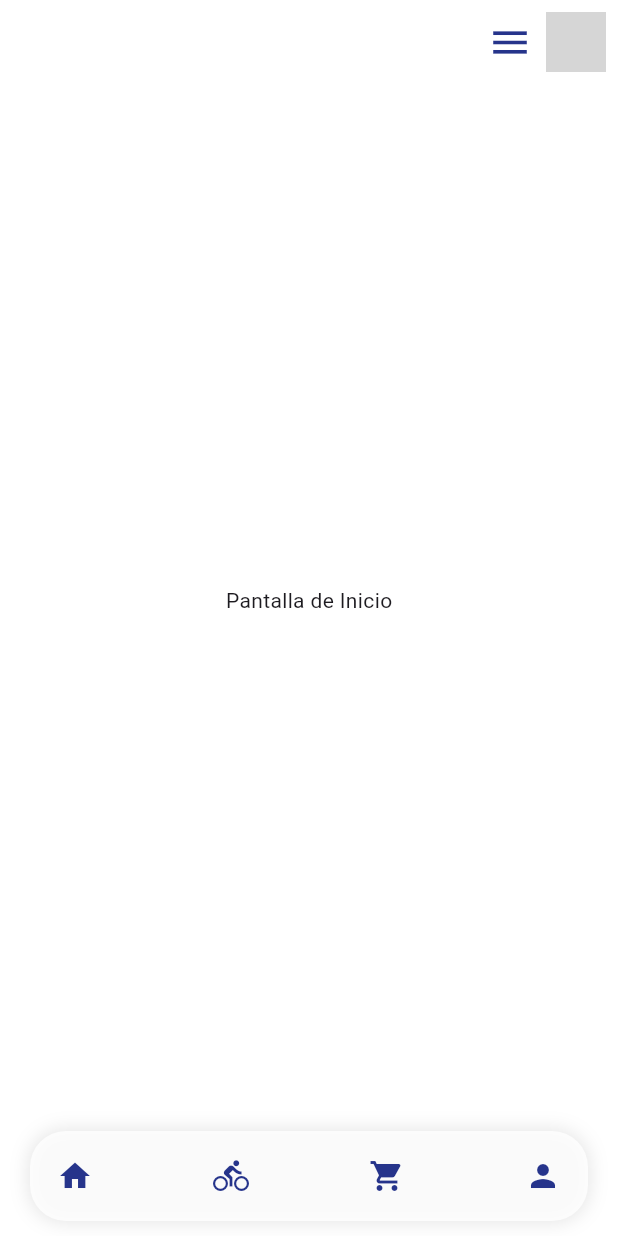
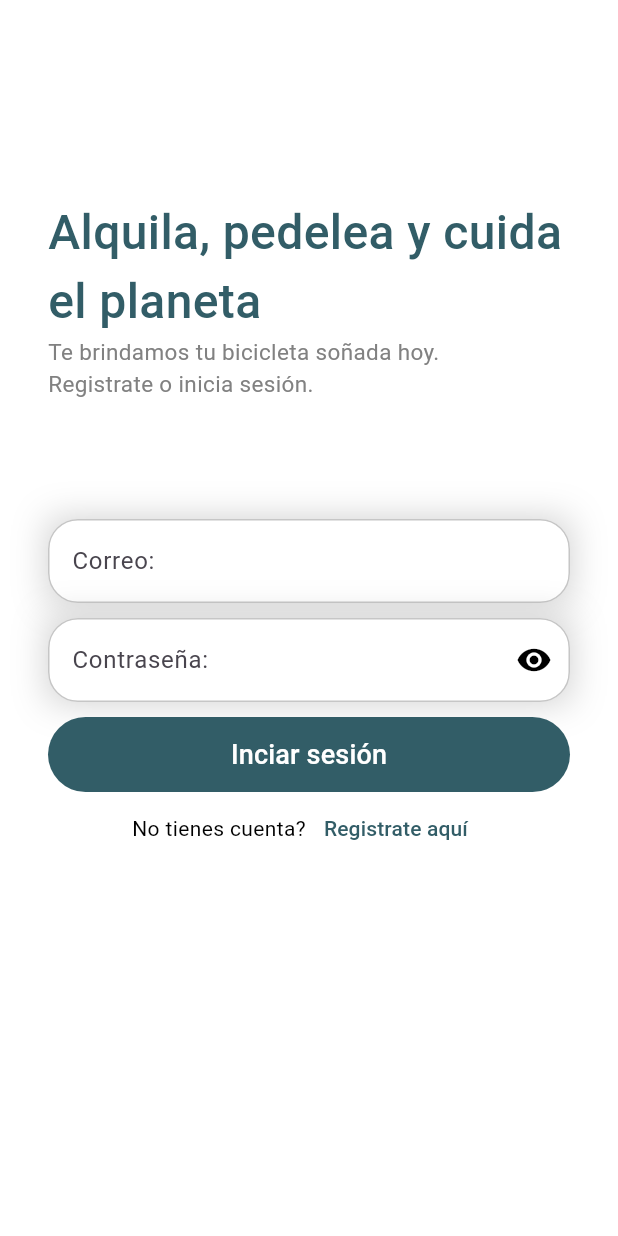
Before and after one commit to BICIGO-2024-02/ecobici-mobile, a Flutter app: the screen it shows after launch, on a phone screen of 412 x 824 dp. Run offline on Flutter 3.47's test engine with Material 3 defaults, Android fonts, the phone set to English and light mode, and no system bars; grey boxes are pictures that could not be loaded.

Commit message:
Create signin screen

```diff
--- a/lib/main.dart
+++ b/lib/main.dart
@@ -1,3 +1,4 @@
+import 'package:ecobicimobileapp/screens/signin_screen.dart';
 import 'package:flutter/material.dart';
 import 'package:ecobicimobileapp/screens/screens.dart';
 
@@ -11,10 +12,11 @@
     return MaterialApp(
       debugShowCheckedModeBanner: false,
       title: 'Flutter Demo',
-      home: HomeScreen(),
+      home: SigninScreen(),
       routes: {
         'home':       (BuildContext context) => HomeScreen(),
-
+        'register':   (BuildContext context) => RegisterScreen(),
+        'signin':     (BuildContext context) => SigninScreen(),
       },
       theme: ThemeData(
         scaffoldBackgroundColor: Colors.white,
--- a/lib/screens/screens.dart
+++ b/lib/screens/screens.dart
@@ -1,2 +1,4 @@
 export 'package:ecobicimobileapp/screens/home_screen.dart';
 export 'package:ecobicimobileapp/screens/bicycle_search_screen.dart';
+export 'package:ecobicimobileapp/screens/register_screen.dart';
+export 'package:ecobicimobileapp/screens/signin_screen.dart';
--- /dev/null
+++ b/lib/screens/signin_screen.dart
@@ -0,0 +1,145 @@
+import 'package:flutter/material.dart';
+
+class SigninScreen extends StatefulWidget {
+  const SigninScreen({super.key});
+
+  @override
+  State<SigninScreen> createState() => _SigninScreenState();
+}
+
+class _SigninScreenState extends State<SigninScreen> {
+  bool _obscureTextPassword = true;
+
+  void _togglePasswordVisibility() {
+    setState(() {
+      _obscureTextPassword = !_obscureTextPassword;
+    });
+  }
+
+  @override
+  Widget build(BuildContext context) {
+    return Scaffold(
+        body: SingleChildScrollView(
+          padding: const EdgeInsets.all(32.0),
+          child: Column(
+            crossAxisAlignment: CrossAxisAlignment.start,
+            children: [
+              SizedBox(height: 100,),
+              const Text("Alquila, pedelea y cuida el planeta", style: TextStyle(
+                  fontSize: 32,
+                  fontWeight: FontWeight.w500,
+                  color: Color(0xFF325D67)),),
+              const Text("Te brindamos tu bicicleta soñada hoy. \nRegistrate o inicia sesión.", style: TextStyle(
+                  fontSize: 15,
+                  color: Color(0xFF818181)),
+              ),
+              SizedBox(height: 80,),
+              Column(
+                children: [
+                  Container(
+                    decoration: BoxDecoration(
+                      boxShadow: [
+                        BoxShadow(
+                          color: Colors.grey.withOpacity(0.5),
+                          blurRadius: 20,
+                        ),
+                      ],
+                    ),
+                    child: TextField(
+                      decoration: InputDecoration(
+                        hintText: "Correo:",
+                        enabledBorder: OutlineInputBorder(
+                            borderRadius: BorderRadius.circular(20),
+                            borderSide: BorderSide(
+                                color: Color(0xFFC6C6C6),
+                                width: 1
+                            )
+                        ),
+                        focusedBorder: OutlineInputBorder(
+                            borderRadius: BorderRadius.circular(20),
+                            borderSide: BorderSide(
+                                color: Color(0xFFC6C6C6),
+                                width: 1
+                            )
+                        ),
+                        fillColor: Colors.white,
+                        filled: true,
+                      ),
+                      keyboardType: TextInputType.emailAddress,
+                    ),
+                  ),
+                  SizedBox(height: 10),
+                  Container(
+                    decoration: BoxDecoration(
+                      boxShadow: [
+                        BoxShadow(
+                          color: Colors.grey.withOpacity(0.5),
+                          blurRadius: 20,
+                        ),
+                      ],
+                    ),
+                    child: TextField(
+                      obscureText: _obscureTextPassword,
+                      decoration: InputDecoration(
+                        hintText: "Contraseña:",
+                        enabledBorder: OutlineInputBorder(
+                            borderRadius: BorderRadius.circular(20),
+                            borderSide: BorderSide(
+                                color: Color(0xFFC6C6C6),
+                                width: 1
+                            )
+                        ),
+                        focusedBorder: OutlineInputBorder(
+                            borderRadius: BorderRadius.circular(20),
+                            borderSide: BorderSide(
+                                color: Color(0xFFC6C6C6),
+                                width: 1
+                            )
+                        ),
+                        fillColor: Colors.white,
+                        filled: true,
+                        suffixIcon: IconButton(
+                          icon: Icon(
+                            _obscureTextPassword ? Icons.visibility : Icons.visibility_off,
+                            color: Colors.black,
+                          ),
+                          onPressed:() {
+                            _togglePasswordVisibility();
+                          },
+                        ),
+                      ),
+                    ),
+                  ),
+                  SizedBox(height: 10),
+                  Container(
+                    width: double.infinity,
+                    height: 50,
+                    child: TextButton(onPressed: () {}, child: Text("Inciar sesión", style: TextStyle(
+                      color: Colors.white,
+                      fontSize: 18,
+                    ),), style: ButtonStyle(
+                      backgroundColor: WidgetStateProperty.all(Color(0xFF325D67)),
+                      shape: WidgetStateProperty.all(RoundedRectangleBorder(borderRadius: BorderRadius.circular(30))),
+                    ),),
+                  ),
+                  Row(
+                    mainAxisAlignment: MainAxisAlignment.center,
+                    children: [
+                      Text("No tienes cuenta?", style: TextStyle(
+                        color: Colors.black,
+                      ),),
+                      TextButton(onPressed: () {
+                        Navigator.pushNamed(context, 'register');
+                      }, child: Text("Registrate aquí", style: TextStyle(
+                        color: Color(0xFF325D67),
+                      ),),),
+                    ],
+                  ),
+                ],
+              ),
+            ],
+          ),
+        )
+    );
+  }
+}
```
